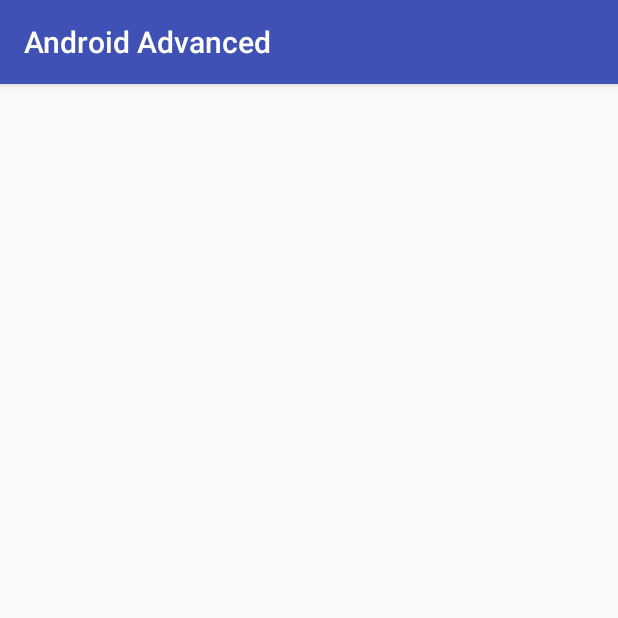
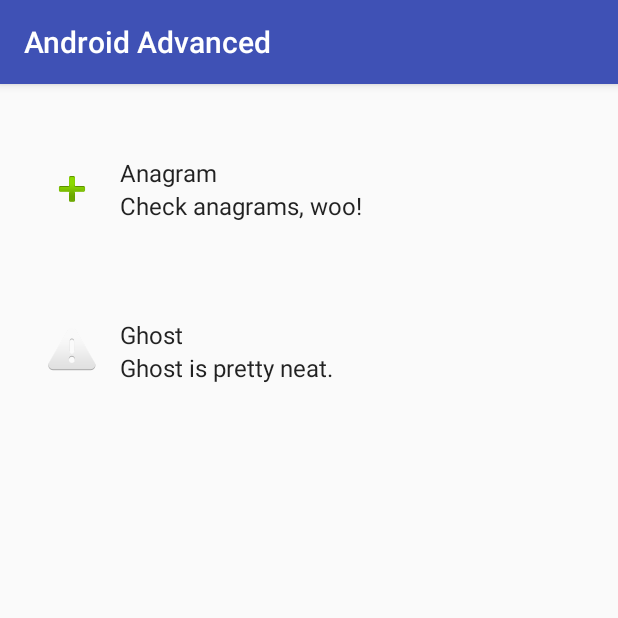
Before and after one commit to txcsmad/s17-android-advanced, an Android app: the screen it shows after launch (MainActivity), on a phone screen of 412 x 824 dp, the top half of it. Run offline under Robolectric (Android 15) with nearby library versions, the phone set to English and light mode, and no system bars; our stand-ins replace ButterKnife.

Commit message:
Add navigation from 'GameItemAdapter.java'.

```diff
--- a/app/src/main/java/com/txcsmad/androidadvanced/MainActivity.java
+++ b/app/src/main/java/com/txcsmad/androidadvanced/MainActivity.java
@@ -1,14 +1,27 @@
 package com.txcsmad.androidadvanced;
 
+import android.content.Intent;
 import android.support.v7.app.AppCompatActivity;
 import android.os.Bundle;
 import android.support.v7.widget.LinearLayoutManager;
 import android.support.v7.widget.RecyclerView;
 
+import com.txcsmad.androidadvanced.lesson1.AnagramActivity;
+import com.txcsmad.androidadvanced.lesson2.GameItemAdapter;
+import com.txcsmad.androidadvanced.lesson2.GhostActivity;
+import com.txcsmad.androidadvanced.model.GameItem;
+
+import java.util.ArrayList;
+import java.util.List;
+
 import butterknife.BindView;
 import butterknife.ButterKnife;
+import butterknife.OnItemClick;
 
 public class MainActivity extends AppCompatActivity {
+
+    private List<GameItem> gameItems;
+    private GameItemAdapter itemAdapter;
 
     @BindView(R.id.rv_games) RecyclerView gamesRecyclerView;
 
@@ -19,7 +32,34 @@ public class MainActivity extends AppCompatActivity {
 
         ButterKnife.bind(this);
 
+        setupGameItems();
+    }
+
+    private void setupGameItems() {
+        // Create items
+
+        gameItems = new ArrayList<>();
+        gameItems.add(
+                new GameItem(android.R.drawable.ic_input_add,
+                        "Anagram",
+                        "Check anagrams, woo!",
+                        AnagramActivity.class)
+        );
+        gameItems.add(
+                new GameItem(android.R.drawable.ic_dialog_alert,
+                        "Ghost",
+                        "Ghost is pretty neat.",
+                        GhostActivity.class)
+        );
+
+        itemAdapter = new GameItemAdapter(gameItems);
+
+
+        // Finish setup
+
         LinearLayoutManager linearLayoutManager = new LinearLayoutManager(this);
+
         gamesRecyclerView.setLayoutManager(linearLayoutManager);
+        gamesRecyclerView.setAdapter(itemAdapter);
     }
 }
--- a/app/src/main/java/com/txcsmad/androidadvanced/lesson2/GameItemAdapter.java
+++ b/app/src/main/java/com/txcsmad/androidadvanced/lesson2/GameItemAdapter.java
@@ -1,5 +1,6 @@
 package com.txcsmad.androidadvanced.lesson2;
 
+import android.content.Intent;
 import android.support.v7.widget.RecyclerView;
 import android.view.LayoutInflater;
 import android.view.View;
@@ -38,11 +39,16 @@ public class GameItemAdapter extends RecyclerView.Adapter<GameItemAdapter.GameIt
 
     @Override
     public void onBindViewHolder(GameItemHolder holder, int position) {
-
         GameItem curItem = gameItems.get(position);
 
-        // TODO: Bind field values to views.
+        holder.iconView.setImageResource(curItem.iconRes);
+        holder.titleView.setText(curItem.title);
+        holder.descView.setText(curItem.desc);
 
+        Class intentClass = gameItems.get(position).intentClass;
+        final Intent launchIntent = new Intent(holder.itemView.getContext(), intentClass);
+
+        holder.itemView.setOnClickListener(v -> v.getContext().startActivity(launchIntent));
     }
 
     @Override
--- a/app/src/main/java/com/txcsmad/androidadvanced/model/GameItem.java
+++ b/app/src/main/java/com/txcsmad/androidadvanced/model/GameItem.java
@@ -1,8 +1,32 @@
 package com.txcsmad.androidadvanced.model;
+
+import android.support.annotation.DrawableRes;
+import android.support.v7.app.AppCompatActivity;
+
+import com.txcsmad.androidadvanced.gamelogic.Game;
+import com.txcsmad.androidadvanced.lesson2.GhostActivity;
 
 /**
  * Created by Jacob on 2/20/17.
  */
 
 public class GameItem {
+
+    @DrawableRes public int iconRes;
+
+    public String title;
+
+    public String desc;
+
+    public Class intentClass;
+
+    public GameItem() {
+    }
+
+    public GameItem(@DrawableRes int iconRes, String title, String desc, Class intentClass) {
+        this.iconRes = iconRes;
+        this.title = title;
+        this.desc = desc;
+        this.intentClass = intentClass;
+    }
 }
--- a/app/src/main/res/layout/item_game.xml
+++ b/app/src/main/res/layout/item_game.xml
@@ -1,22 +1,41 @@
 <?xml version="1.0" encoding="utf-8"?>
 <RelativeLayout xmlns:android="http://schemas.android.com/apk/res/android"
                 android:layout_width="match_parent"
-                android:layout_height="match_parent">
+                android:layout_height="wrap_content"
+                android:clickable="true"
+                android:foreground="?selectableItemBackground"
+                android:padding="@dimen/activity_horizontal_margin">
 
     <ImageView
         android:id="@+id/img_game_icon"
         android:layout_width="wrap_content"
-        android:layout_height="wrap_content"/>
+        android:layout_height="wrap_content"
+        android:src="@mipmap/ic_launcher"
+        android:layout_centerVertical="true"/>
 
-    <TextView
-        android:id="@+id/tv_game_title"
+    <LinearLayout
         android:layout_width="match_parent"
-        android:layout_height="wrap_content"/>
+        android:layout_height="wrap_content"
+        android:layout_centerVertical="true"
+        android:layout_toRightOf="@id/img_game_icon"
+        android:orientation="vertical"
+        android:padding="@dimen/activity_vertical_margin">
 
-    <TextView
-        android:id="@+id/tv_game_desc"
-        android:layout_width="match_parent"
-        android:layout_height="wrap_content"/>
+        <TextView
+            android:id="@+id/tv_game_title"
+            android:layout_width="match_parent"
+            android:layout_height="wrap_content"
+            android:text="@string/placeholder"
+            android:textAppearance="?textAppearanceListItem"/>
+
+        <TextView
+            android:id="@+id/tv_game_desc"
+            android:layout_width="match_parent"
+            android:layout_height="wrap_content"
+            android:text="@string/placeholder"
+            android:textAppearance="?textAppearanceListItemSmall"/>
+
+    </LinearLayout>
 
 
 </RelativeLayout>
--- a/app/src/main/res/values/strings.xml
+++ b/app/src/main/res/values/strings.xml
@@ -1,4 +1,5 @@
 <resources>
     <string name="app_name">Android Advanced</string>
     <string name="prompt_anagram_start">Press \'play\' to get started.</string>
+    <string name="placeholder">placeholder</string>
 </resources>
```
